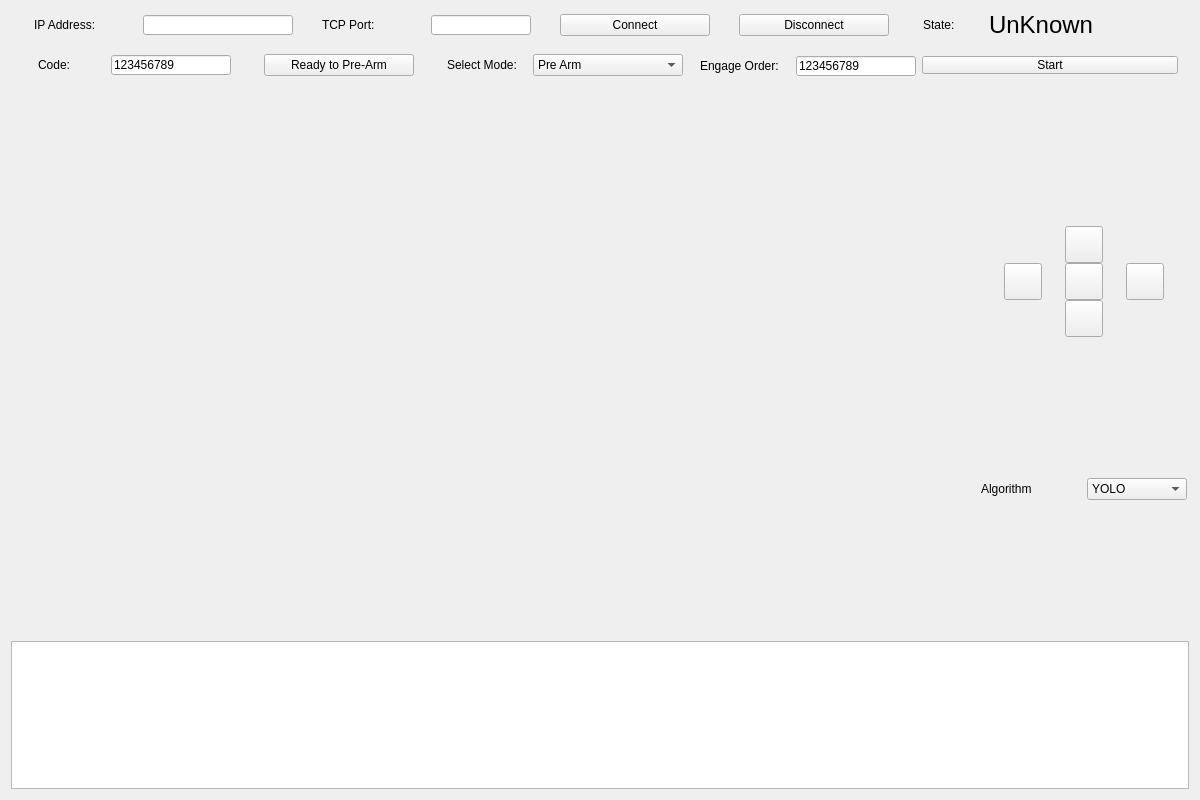
The window that LGClientDisplayPyQT/new_remote.ui (nariyoon/devDreamers) describes before a commit, drawn with Qt 5.
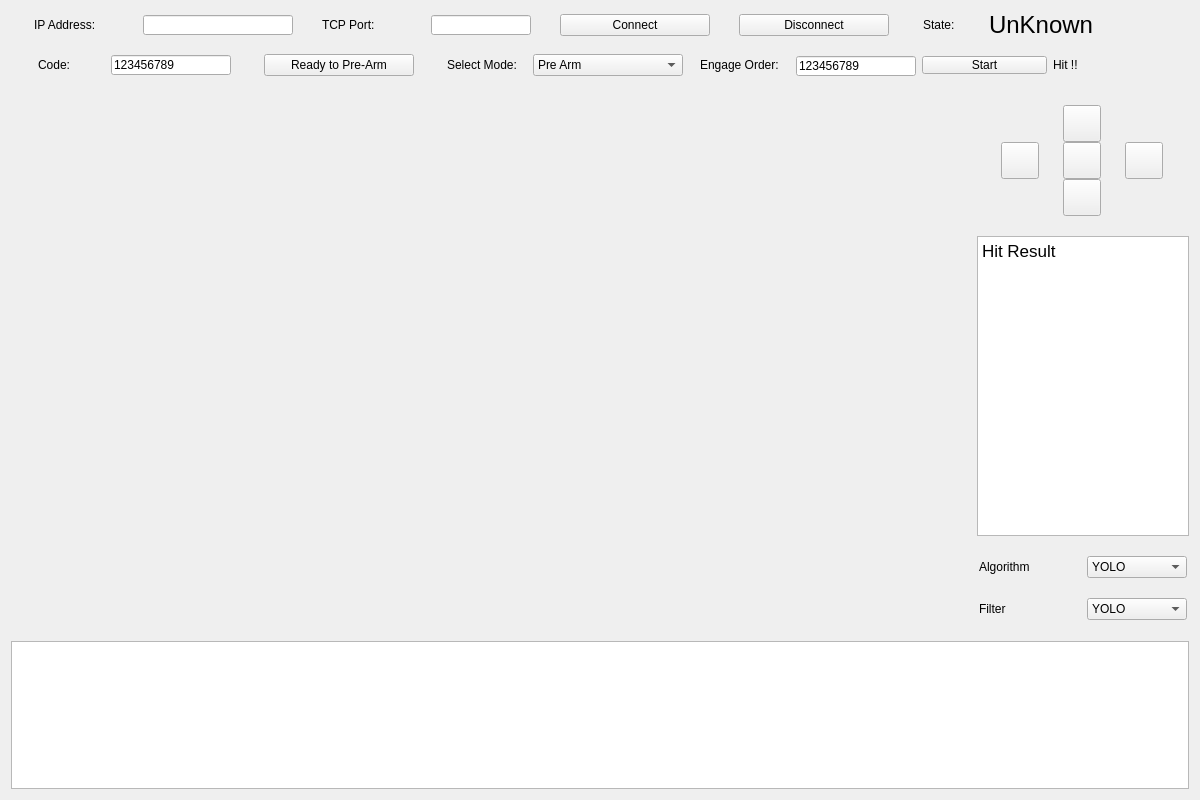
The same window after the commit. The open tabs and pages were chosen to show the change. Icons and pictures are not drawn.

Commit message: disalbe laser, calibrate in Prearmed

Diff of the .ui file:
```diff
--- a/LGClientDisplayPyQT/new_remote.ui
+++ b/LGClientDisplayPyQT/new_remote.ui
@@ -405,7 +405,7 @@
               <property name="minimumSize">
                <size>
                 <width>90</width>
-                <height>20</height>
+                <height>0</height>
                </size>
               </property>
               <property name="maximumSize">
@@ -451,6 +451,13 @@
               </property>
              </widget>
             </item>
+            <item>
+             <widget class="QLabel" name="hitResult">
+              <property name="text">
+               <string>Hit !! </string>
+              </property>
+             </widget>
+            </item>
            </layout>
           </widget>
          </widget>
@@ -551,6 +558,32 @@
           </item>
          </layout>
         </item>
+        <item>
+         <widget class="QTextBrowser" name="hitResultHistory">
+          <property name="minimumSize">
+           <size>
+            <width>200</width>
+            <height>100</height>
+           </size>
+          </property>
+          <property name="maximumSize">
+           <size>
+            <width>16777215</width>
+            <height>300</height>
+           </size>
+          </property>
+          <property name="html">
+           <string>&lt;!DOCTYPE HTML PUBLIC &quot;-//W3C//DTD HTML 4.0//EN&quot; &quot;http://www.w3.org/TR/REC-html40/strict.dtd&quot;&gt;
+&lt;html&gt;&lt;head&gt;&lt;meta name=&quot;qrichtext&quot; content=&quot;1&quot; /&gt;&lt;meta charset=&quot;utf-8&quot; /&gt;&lt;style type=&quot;text/css&quot;&gt;
+p, li { white-space: pre-wrap; }
+hr { height: 1px; border-width: 0; }
+li.unchecked::marker { content: &quot;\2610&quot;; }
+li.checked::marker { content: &quot;\2612&quot;; }
+&lt;/style&gt;&lt;/head&gt;&lt;body style=&quot; font-family:'.AppleSystemUIFont'; font-size:13pt; font-weight:400; font-style:normal;&quot;&gt;
+&lt;p style=&quot; margin-top:0px; margin-bottom:0px; margin-left:0px; margin-right:0px; -qt-block-indent:0; text-indent:0px;&quot;&gt;Hit Result&lt;/p&gt;&lt;/body&gt;&lt;/html&gt;</string>
+          </property>
+         </widget>
+        </item>
         <item>
          <layout class="QHBoxLayout" name="layout_change_algorithm">
           <item>
@@ -605,6 +638,60 @@
           </item>
          </layout>
         </item>
+        <item>
+         <layout class="QHBoxLayout" name="layout_change_algorithm">
+          <item>
+           <widget class="QLabel" name="Algorithm">
+            <property name="minimumSize">
+             <size>
+              <width>80</width>
+              <height>20</height>
+             </size>
+            </property>
+            <property name="maximumSize">
+             <size>
+              <width>100</width>
+              <height>20</height>
+             </size>
+            </property>
+            <property name="text">
+             <string>Filter</string>
+            </property>
+           </widget>
+          </item>
+          <item>
+           <widget class="QComboBox" name="comboBoxChangeFilter">
+            <property name="minimumSize">
+             <size>
+              <width>100</width>
+              <height>0</height>
+             </size>
+            </property>
+            <property name="maximumSize">
+             <size>
+              <width>100</width>
+              <height>16777215</height>
+             </size>
+            </property>
+            <item>
+             <property name="text">
+              <string>YOLO</string>
+             </property>
+            </item>
+            <item>
+             <property name="text">
+              <string>OpenCV</string>
+             </property>
+            </item>
+            <item>
+             <property name="text">
+              <string>TensorFlow</string>
+             </property>
+            </item>
+           </widget>
+          </item>
+         </layout>
+        </item>
        </layout>
       </item>
      </layout>
```
Left out of the diff: 6 changed lines with no effect on the pictures. The commit also changes 1 other file.
